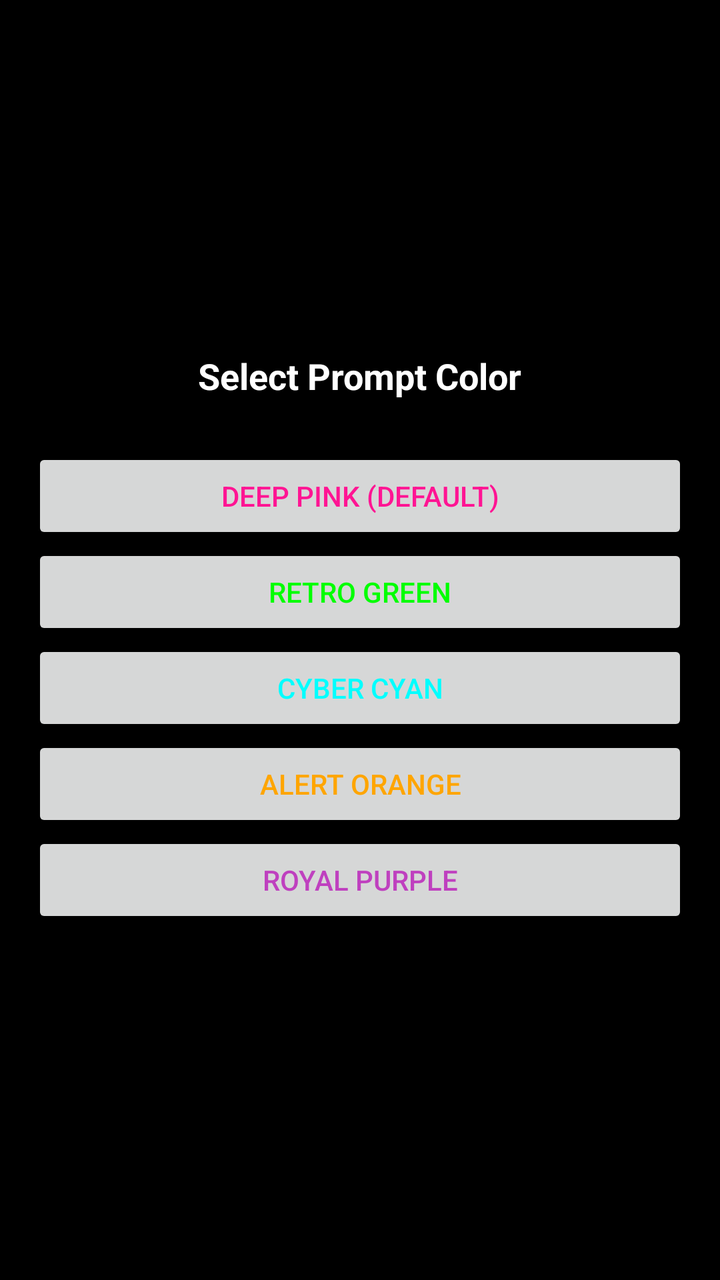
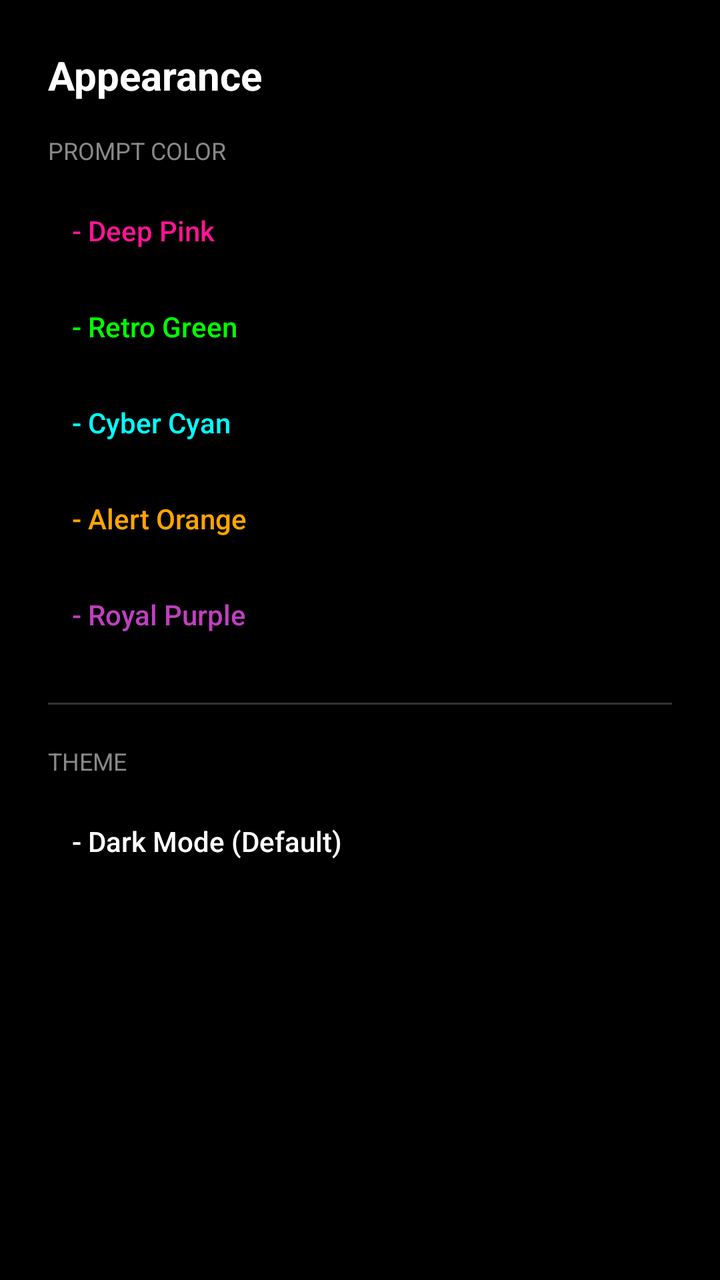

Screens rendered from an Android XML layout before and after an edit, with the pre-edit source and the edit as a unified diff.
<!-- AndroidManifest.xml: application theme Theme.Terbility -->
<!-- res/layout/activity_settings.xml -->
<?xml version="1.0" encoding="utf-8"?>
<LinearLayout xmlns:android="http://schemas.android.com/apk/res/android"
    android:layout_width="match_parent"
    android:layout_height="match_parent"
    android:orientation="vertical"
    android:background="#000000"
    android:padding="16dp"
    android:gravity="center">

    <TextView
        android:layout_width="wrap_content"
        android:layout_height="wrap_content"
        android:text="Select Prompt Color"
        android:textColor="#FFFFFF"
        android:textSize="18sp"
        android:textStyle="bold"
        android:layout_marginBottom="24dp" />

    <Button
        android:id="@+id/color_pink"
        android:layout_width="match_parent"
        android:layout_height="wrap_content"
        android:text="Deep Pink (Default)"
        android:textColor="#FF1493" />

    <Button
        android:id="@+id/color_green"
        android:layout_width="match_parent"
        android:layout_height="wrap_content"
        android:text="Retro Green"
        android:textColor="#00FF00" />

    <Button
        android:id="@+id/color_cyan"
        android:layout_width="match_parent"
        android:layout_height="wrap_content"
        android:text="Cyber Cyan"
        android:textColor="#00FFFF" />

    <Button
        android:id="@+id/color_orange"
        android:layout_width="match_parent"
        android:layout_height="wrap_content"
        android:text="Alert Orange"
        android:textColor="#FFA500" />

    <Button
        android:id="@+id/color_purple"
        android:layout_width="match_parent"
        android:layout_height="wrap_content"
        android:text="Royal Purple"
        android:textColor="#BF40BF" />
</LinearLayout>
<!-- resources referenced by this layout -->
<resources>
  <style name="Theme.Terbility" parent="Theme.MaterialComponents.DayNight.NoActionBar">
          <item name="android:windowBackground">@android:color/black</item>
      </style>
</resources>

<!-- the commit's change to res/layout/activity_settings.xml (unified diff, before → after) -->
@@ -1,53 +1,122 @@
 <?xml version="1.0" encoding="utf-8"?>
-<LinearLayout xmlns:android="http://schemas.android.com/apk/res/android"
+<ScrollView xmlns:android="http://schemas.android.com/apk/res/android"
     android:layout_width="match_parent"
     android:layout_height="match_parent"
-    android:orientation="vertical"
-    android:background="#000000"
-    android:padding="16dp"
-    android:gravity="center">
+    android:background="#000000">
 
-    <TextView
-        android:layout_width="wrap_content"
-        android:layout_height="wrap_content"
-        android:text="Select Prompt Color"
-        android:textColor="#FFFFFF"
-        android:textSize="18sp"
-        android:textStyle="bold"
-        android:layout_marginBottom="24dp" />
-
-    <Button
-        android:id="@+id/color_pink"
+    <LinearLayout
         android:layout_width="match_parent"
         android:layout_height="wrap_content"
-        android:text="Deep Pink (Default)"
-        android:textColor="#FF1493" />
+        android:orientation="vertical"
+        android:padding="24dp">
 
-    <Button
-        android:id="@+id/color_green"
-        android:layout_width="match_parent"
-        android:layout_height="wrap_content"
-        android:text="Retro Green"
-        android:textColor="#00FF00" />
+        <TextView
+            android:layout_width="wrap_content"
+            android:layout_height="wrap_content"
+            android:text="Appearance"
+            android:textColor="#FFFFFF"
+            android:textSize="20sp"
+            android:textStyle="bold"
+            android:layout_marginBottom="16dp" />
 
-    <Button
-        android:id="@+id/color_cyan"
-        android:layout_width="match_parent"
-        android:layout_height="wrap_content"
-        android:text="Cyber Cyan"
-        android:textColor="#00FFFF" />
+        <TextView
+            android:layout_width="wrap_content"
+            android:layout_height="wrap_content"
+            android:text="PROMPT COLOR"
+            android:textColor="#888888"
+            android:textSize="12sp"
+            android:layout_marginBottom="8dp" />
 
-    <Button
-        android:id="@+id/color_orange"
-        android:layout_width="match_parent"
-        android:layout_height="wrap_content"
-        android:text="Alert Orange"
-        android:textColor="#FFA500" />
+        <Button
+            android:id="@+id/color_pink"
+            android:layout_width="match_parent"
+            android:layout_height="wrap_content"
+            android:text="- Deep Pink"
+            android:textColor="#FF1493"
+            android:background="@android:color/transparent"
+            android:gravity="start|center_vertical"
+            android:padding="12dp"
+            android:textAllCaps="false" />
 
-    <Button
-        android:id="@+id/color_purple"
-        android:layout_width="match_parent"
-        android:layout_height="wrap_content"
-        android:text="Royal Purple"
-        android:textColor="#BF40BF" />
-</LinearLayout>
+        <Button
+            android:id="@+id/color_green"
+            android:layout_width="match_parent"
+            android:layout_height="wrap_content"
+            android:text="- Retro Green"
+            android:textColor="#00FF00"
+            android:background="@android:color/transparent"
+            android:gravity="start|center_vertical"
+            android:padding="12dp"
+            android:textAllCaps="false" />
+
+        <Button
+            android:id="@+id/color_cyan"
+            android:layout_width="match_parent"
+            android:layout_height="wrap_content"
+            android:text="- Cyber Cyan"
+            android:textColor="#00FFFF"
+            android:background="@android:color/transparent"
+            android:gravity="start|center_vertical"
+            android:padding="12dp"
+            android:textAllCaps="false" />
+
+        <Button
+            android:id="@+id/color_orange"
+            android:layout_width="match_parent"
+            android:layout_height="wrap_content"
+            android:text="- Alert Orange"
+            android:textColor="#FFA500"
+            android:background="@android:color/transparent"
+            android:gravity="start|center_vertical"
+            android:padding="12dp"
+            android:textAllCaps="false" />
+
+        <Button
+            android:id="@+id/color_purple"
+            android:layout_width="match_parent"
+            android:layout_height="wrap_content"
+            android:text="- Royal Purple"
+            android:textColor="#BF40BF"
+            android:background="@android:color/transparent"
+            android:gravity="start|center_vertical"
+            android:padding="12dp"
+            android:textAllCaps="false" />
+
+        <View
+            android:layout_width="match_parent"
+            android:layout_height="1dp"
+            android:background="#333333"
+            android:layout_marginVertical="20dp" />
+
+        <TextView
+            android:layout_width="wrap_content"
+            android:layout_height="wrap_content"
+            android:text="THEME"
+            android:textColor="#888888"
+            android:textSize="12sp"
+            android:layout_marginBottom="8dp" />
+
+        <Button
+            android:id="@+id/theme_dark"
+            android:layout_width="match_parent"
+            android:layout_height="wrap_content"
+            android:text="- Dark Mode (Default)"
+            android:textColor="#FFFFFF"
+            android:background="@android:color/transparent"
+            android:gravity="start|center_vertical"
+            android:padding="12dp"
+            android:textAllCaps="false" />
+
+        <Button
+            android:id="@+id/theme_light"
+            android:layout_width="match_parent"
+            android:layout_height="wrap_content"
+            android:text="- Light Mode"
+            android:textColor="#000000"
+            android:background="@android:color/transparent"
+            android:gravity="start|center_vertical"
+            android:padding="12dp"
+            android:textAllCaps="false" />
+
+    </LinearLayout>
+</ScrollView>
